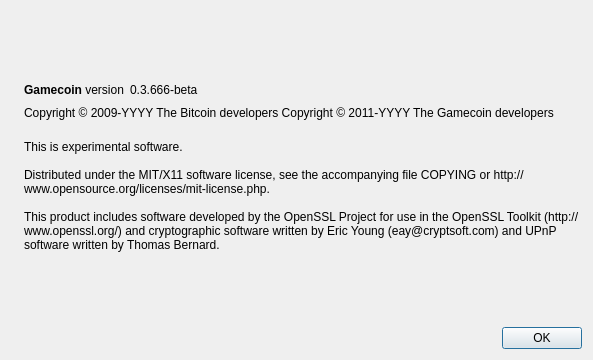
This is src/qt/forms/aboutdialog.ui in GhostLion/GameCoin as Qt 5 draws it before an edit. The edited form follows.
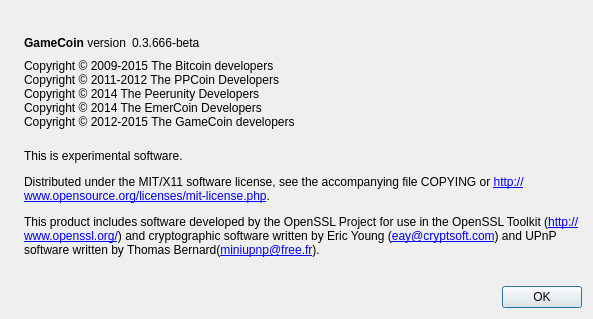
This is the edited form. Icons and pictures are not drawn.

```diff
--- a/src/qt/forms/aboutdialog.ui
+++ b/src/qt/forms/aboutdialog.ui
@@ -1,13 +1,13 @@
 <?xml version="1.0" encoding="UTF-8"?>
 <ui version="4.0">
  <class>AboutDialog</class>
- <widget class="QDialog" name="AboutDialog">
+ <widget class="QWidget" name="AboutDialog">
   <property name="geometry">
    <rect>
     <x>0</x>
     <y>0</y>
     <width>593</width>
-    <height>360</height>
+    <height>319</height>
    </rect>
   </property>
   <property name="windowTitle">
@@ -50,7 +50,7 @@
           <cursorShape>IBeamCursor</cursorShape>
          </property>
          <property name="text">
-          <string>&lt;b&gt;Gamecoin&lt;/b&gt; version</string>
+          <string>&lt;b&gt;GameCoin&lt;/b&gt; version</string>
          </property>
          <property name="textInteractionFlags">
           <set>Qt::LinksAccessibleByMouse|Qt::TextSelectableByKeyboard|Qt::TextSelectableByMouse</set>
@@ -91,11 +91,11 @@
         <cursorShape>IBeamCursor</cursorShape>
        </property>
        <property name="text">
-        <string notr="true">Copyright &amp;copy; 2009-YYYY The Bitcoin developers
-Copyright &amp;copy; 2011-YYYY The Gamecoin developers</string>
-       </property>
-       <property name="textFormat">
-        <enum>Qt::RichText</enum>
+        <string>Copyright © 2009-2015 The Bitcoin developers
+Copyright © 2011-2012 The PPCoin Developers
+Copyright © 2014 The Peerunity Developers
+Copyright © 2014 The EmerCoin Developers
+Copyright © 2012-2015 The GameCoin developers</string>
        </property>
        <property name="textInteractionFlags">
         <set>Qt::LinksAccessibleByMouse|Qt::TextSelectableByKeyboard|Qt::TextSelectableByMouse</set>
@@ -108,12 +108,7 @@
         <cursorShape>IBeamCursor</cursorShape>
        </property>
        <property name="text">
-        <string>
-This is experimental software.
-
-Distributed under the MIT/X11 software license, see the accompanying file COPYING or http://www.opensource.org/licenses/mit-license.php.
-
-This product includes software developed by the OpenSSL Project for use in the OpenSSL Toolkit (http://www.openssl.org/) and cryptographic software written by Eric Young (eay@cryptsoft.com) and UPnP software written by Thomas Bernard.</string>
+        <string>&lt;html&gt;&lt;head/&gt;&lt;body&gt;&lt;p&gt;&lt;br/&gt;This is experimental software.&lt;/p&gt;&lt;p&gt;Distributed under the MIT/X11 software license, see the accompanying file COPYING or &lt;a href=&quot;http://www.opensource.org/licenses/mit-license.php&quot;&gt;&lt;span style=&quot; text-decoration: underline; color:#0000ff;&quot;&gt;http://www.opensource.org/licenses/mit-license.php&lt;/span&gt;&lt;/a&gt;.&lt;/p&gt;&lt;p&gt;This product includes software developed by the OpenSSL Project for use in the OpenSSL Toolkit (&lt;a href=&quot;http://www.openssl.org/&quot;&gt;&lt;span style=&quot; text-decoration: underline; color:#0000ff;&quot;&gt;http://www.openssl.org/&lt;/span&gt;&lt;/a&gt;) and cryptographic software written by Eric Young (&lt;a href=&quot;mailto:eay@cryptsoft.com&quot;&gt;&lt;span style=&quot; text-decoration: underline; color:#0000ff;&quot;&gt;eay@cryptsoft.com&lt;/span&gt;&lt;/a&gt;) and UPnP software written by Thomas Bernard(&lt;a href=&quot;mailto:miniupnp@free.fr&quot;&gt;&lt;span style=&quot; text-decoration: underline; color:#0000ff;&quot;&gt;miniupnp@free.fr&lt;/span&gt;&lt;/a&gt;).&lt;/p&gt;&lt;/body&gt;&lt;/html&gt;</string>
        </property>
        <property name="wordWrap">
         <bool>true</bool>
```
Left out of the diff: 39 changed lines with no effect on the pictures.
